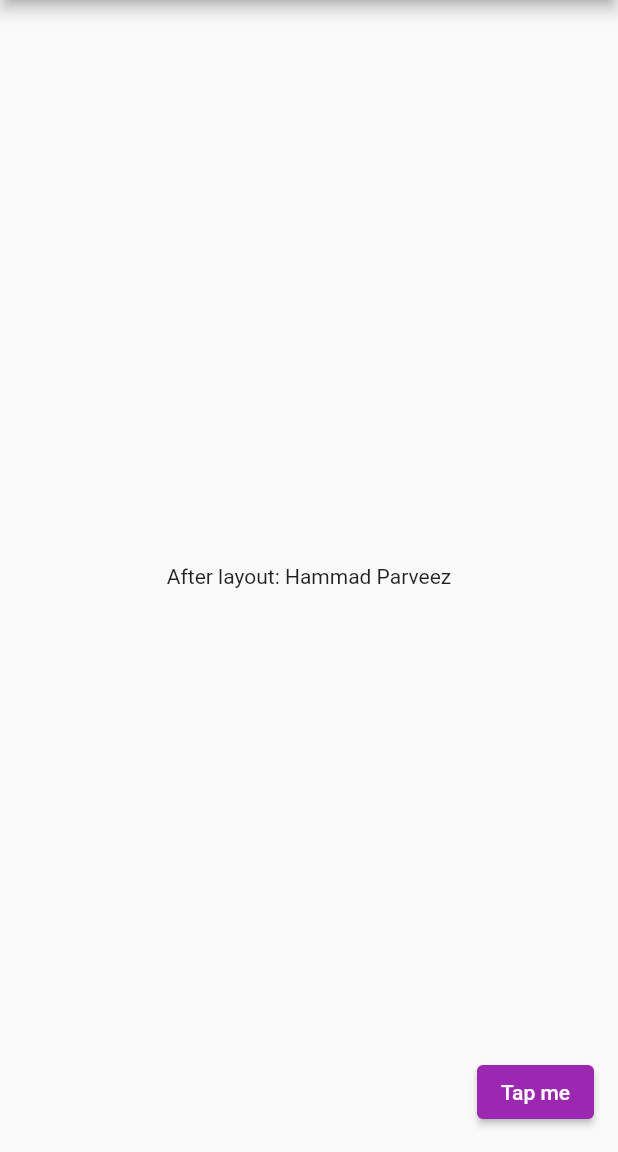
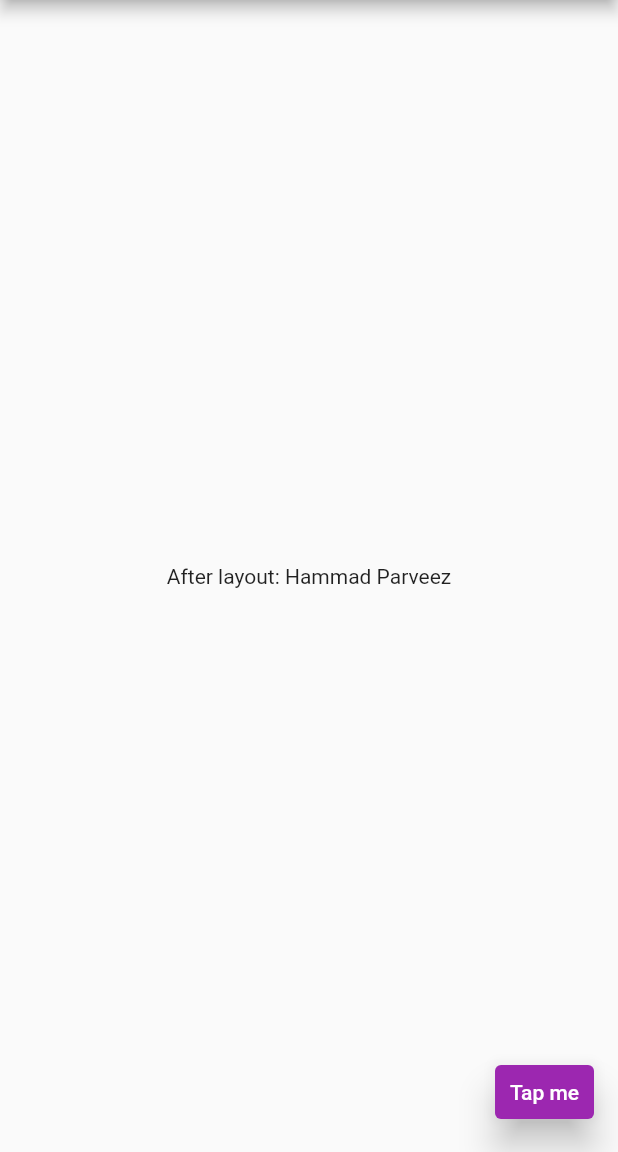
Before and after one commit to hammadparveez/easy_handler, a Flutter app: the screen it shows after launch, on a phone screen of 412 x 824 dp, the part 84-1236 px from its top. Run offline on Flutter 3.47's test engine with Material 2 defaults, Android fonts, the phone set to English and light mode, and no system bars.

Commit message:
updated readme and package version

```diff
--- a/example/lib/main.dart
+++ b/example/lib/main.dart
@@ -30,9 +30,17 @@ class _MyAppState extends State<MyApp> {
     return MaterialApp(
       home: Scaffold(
         floatingActionButton: ElevatedButton(
-            onPressed: () {},
-            child: const Text("Tap me"),
-            style: ButtonStyle(backgroundColor: setProp(Colors.purple))),
+          onPressed: () {},
+          child: const Text("Tap me"),
+          style: ButtonStyle(
+            backgroundColor: setProp(Colors.purple),
+            foregroundColor: setProp(Colors.white),
+            elevation: setProp(10),
+            padding: setProp(
+              EdgeInsets.symmetric(horizontal: 10),
+            ),
+          ),
+        ),
         appBar: AppBar(
           title: const Text('Easy Handler'),
         ),
--- a/pubspec.yaml
+++ b/pubspec.yaml
@@ -1,6 +1,6 @@
 name: easy_handler
-description: Easy Handler helps you to avoid long statement and make code more readable
-version: 1.0.1
+description: Easy Handler helps you to write shorter syntax
+version: 1.0.2
 homepage: https://github.com/hammadpervez/easy_handler
 
 environment:
```
Also changed, not shown: example/pubspec.lock, 3 other files.
